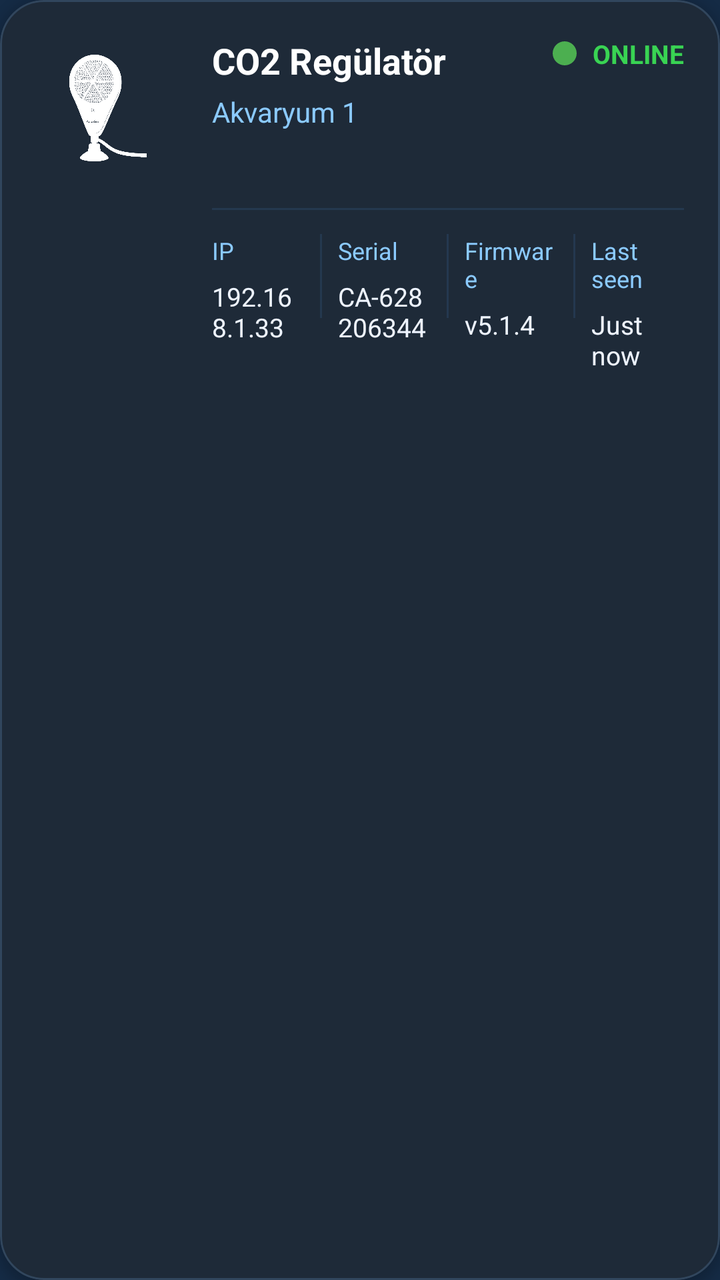
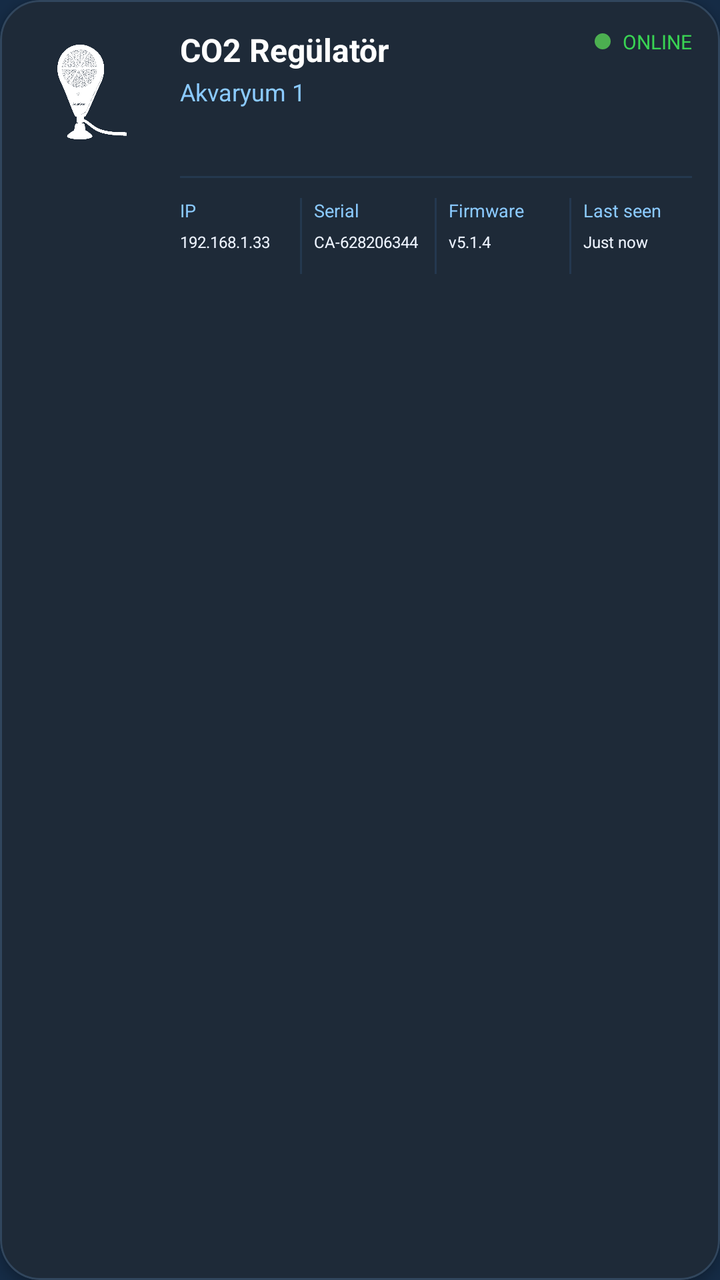

An Android layout rendered at two revisions. The XML below is the earlier revision; the diff shows what the commit changed to produce the second picture.
<!-- AndroidManifest.xml: application theme AppTheme -->
<!-- res/layout/item_device_status.xml -->
<?xml version="1.0" encoding="utf-8"?>
<com.google.android.material.card.MaterialCardView
    xmlns:android="http://schemas.android.com/apk/res/android"
    xmlns:app="http://schemas.android.com/apk/res-auto"
    android:id="@+id/cardDevice"
    android:layout_width="match_parent"
    android:layout_height="wrap_content"
    android:layout_marginHorizontal="5dp"
    android:layout_marginTop="10dp"
    android:layout_marginBottom="10dp"
    android:backgroundTint="#1E2A38"
    app:cardCornerRadius="22dp"
    app:cardElevation="3dp"
    app:strokeWidth="1dp"
    app:strokeColor="#31465D"
    android:clickable="true"
    android:focusable="true"
    android:foreground="?attr/selectableItemBackground">

    <RelativeLayout
        android:layout_width="match_parent"
        android:layout_height="wrap_content"
        android:padding="18dp">

        
        <ImageView
            android:id="@+id/ivDeviceIcon"
            android:layout_width="72dp"
            android:layout_height="72dp"
            android:src="@drawable/ic_device_aqua_ster"
            app:tint="@android:color/white"
            android:layout_alignParentStart="true"
            android:layout_alignParentTop="true" />

        
        <LinearLayout
            android:id="@+id/llDeviceInfo"
            android:layout_width="wrap_content"
            android:layout_height="wrap_content"
            android:orientation="vertical"
            android:layout_toEndOf="@id/ivDeviceIcon"
            android:layout_marginStart="16dp"
            android:layout_alignTop="@id/ivDeviceIcon">

            <TextView
                android:id="@+id/tvDeviceName"
                android:layout_width="wrap_content"
                android:layout_height="wrap_content"
                android:text="CO2 Regülatör"
                android:textColor="@android:color/white"
                android:textStyle="bold"
                android:textSize="18sp" />

            <TextView
                android:id="@+id/tvTankName"
                android:layout_width="wrap_content"
                android:layout_height="wrap_content"
                android:layout_marginTop="4dp"
                android:text="Akvaryum 1"
                android:textColor="#8BCAFF"
                android:textSize="14sp" />
        </LinearLayout>

        
        <LinearLayout
            android:id="@+id/llStatusContainer"
            android:layout_width="wrap_content"
            android:layout_height="wrap_content"
            android:orientation="horizontal"
            android:gravity="center_vertical"
            android:layout_alignParentEnd="true"
            android:layout_alignTop="@id/llDeviceInfo">

            <View
                android:id="@+id/viewStatusDot"
                android:layout_width="12dp"
                android:layout_height="12dp"
                android:background="@drawable/bg_online_dot" />

            <TextView
                android:id="@+id/tvStatus"
                android:layout_width="wrap_content"
                android:layout_height="wrap_content"
                android:layout_marginStart="8dp"
                android:text="ONLINE"
                android:textColor="#39D353"
                android:textSize="13sp"
                android:textStyle="bold" />

            <ImageView
                android:id="@+id/ivAlarm"
                android:layout_width="16dp"
                android:layout_height="16dp"
                android:layout_marginStart="6dp"
                android:src="@drawable/ic_alarm_red"
                android:visibility="gone" />
        </LinearLayout>

        
        <View
            android:id="@+id/viewMetaTopDivider"
            android:layout_width="match_parent"
            android:layout_height="1dp"
            android:layout_below="@id/ivDeviceIcon"
            android:layout_marginTop="14dp"
            android:layout_toEndOf="@id/ivDeviceIcon"
            android:layout_marginStart="16dp"
            android:background="#24384F" />

        
        <LinearLayout
            android:id="@+id/llDeviceMeta"
            android:layout_width="match_parent"
            android:layout_height="wrap_content"
            android:layout_below="@id/viewMetaTopDivider"
            android:layout_toEndOf="@id/ivDeviceIcon"
            android:layout_marginStart="16dp"
            android:layout_marginTop="12dp"
            android:orientation="horizontal"
            android:weightSum="4">

            
            <LinearLayout
                android:layout_width="0dp"
                android:layout_height="wrap_content"
                android:layout_weight="1"
                android:orientation="vertical">

                <TextView
                    android:id="@+id/tvIpTitle"
                    android:layout_width="wrap_content"
                    android:layout_height="wrap_content"
                    android:text="IP"
                    android:textColor="#8BCAFF"
                    android:textSize="12sp" />

                <TextView
                    android:id="@+id/tvIp"
                    android:layout_width="wrap_content"
                    android:layout_height="wrap_content"
                    android:layout_marginTop="6dp"
                    android:text="192.168.1.33"
                    android:textColor="#EEF4FF"
                    android:textSize="13sp"
                    android:textStyle="normal" />
            </LinearLayout>

            
            <View
                android:layout_width="1dp"
                android:layout_height="42dp"
                android:layout_marginHorizontal="8dp"
                android:background="#24384F" />

            
            <LinearLayout
                android:layout_width="0dp"
                android:layout_height="wrap_content"
                android:layout_weight="1"
                android:orientation="vertical">

                <TextView
                    android:id="@+id/tvSerialTitle"
                    android:layout_width="wrap_content"
                    android:layout_height="wrap_content"
                    android:text="Serial"
                    android:textColor="#8BCAFF"
                    android:textSize="12sp" />

                <TextView
                    android:id="@+id/tvSerial"
                    android:layout_width="wrap_content"
                    android:layout_height="wrap_content"
                    android:layout_marginTop="6dp"
                    android:text="CA-628206344"
                    android:textColor="#EEF4FF"
                    android:textSize="13sp"
                    android:textStyle="normal" />
            </LinearLayout>

            
            <View
                android:layout_width="1dp"
                android:layout_height="42dp"
                android:layout_marginHorizontal="8dp"
                android:background="#24384F" />

            
            <LinearLayout
                android:layout_width="0dp"
                android:layout_height="wrap_content"
                android:layout_weight="1"
                android:orientation="vertical">

                <TextView
                    android:id="@+id/tvFirmwareTitle"
                    android:layout_width="wrap_content"
                    android:layout_height="wrap_content"
                    android:text="Firmware"
                    android:textColor="#8BCAFF"
                    android:textSize="12sp" />

                <TextView
                    android:id="@+id/tvFirmware"
                    android:layout_width="wrap_content"
                    android:layout_height="wrap_content"
                    android:layout_marginTop="6dp"
                    android:text="v5.1.4"
                    android:textColor="#EEF4FF"
                    android:textSize="13sp"
                    android:textStyle="normal" />
            </LinearLayout>

            
            <View
                android:layout_width="1dp"
                android:layout_height="42dp"
                android:layout_marginHorizontal="8dp"
                android:background="#24384F" />

            
            <LinearLayout
                android:layout_width="0dp"
                android:layout_height="wrap_content"
                android:layout_weight="1"
                android:orientation="vertical">

                <TextView
                    android:id="@+id/tvLastSeenTitle"
                    android:layout_width="wrap_content"
                    android:layout_height="wrap_content"
                    android:text="Last seen"
                    android:textColor="#8BCAFF"
                    android:textSize="12sp" />

                <TextView
                    android:id="@+id/tvLastSeen"
                    android:layout_width="wrap_content"
                    android:layout_height="wrap_content"
                    android:layout_marginTop="6dp"
                    android:text="Just now"
                    android:textColor="#EEF4FF"
                    android:textSize="13sp"
                    android:textStyle="normal" />
            </LinearLayout>

        </LinearLayout>

    </RelativeLayout>
</com.google.android.material.card.MaterialCardView>
<!-- resources referenced by this layout -->
<resources>
  <!-- drawable bg_online_dot (drawable) -->
  <?xml version="1.0" encoding="utf-8"?>
  <shape xmlns:android="http://schemas.android.com/apk/res/android"
      android:shape="oval">
  
      <size
          android:width="8dp"
          android:height="8dp" />
  
      <solid android:color="#4CAF50"/>
  
  </shape>
  <!-- drawable ic_alarm_red (drawable) -->
  <vector xmlns:android="http://schemas.android.com/apk/res/android"
      android:width="20dp"
      android:height="20dp"
      android:viewportWidth="24"
      android:viewportHeight="24">
      <path
          android:fillColor="#FF3B30"
          android:pathData="M12,2C6.48,2 2,6.48 2,12s4.48,10 10,10 10,-4.48 10,-10S17.52,2 12,2zM13,17h-2v-2h2v2zM13,13h-2V7h2v6z"/>
  </vector>
  <!-- drawable ic_device_aqua_ster: png bitmap (drawable, 389859 bytes) -->
  <style name="AppTheme" parent="Theme.Material3.DayNight.NoActionBar">
  
          
          <item name="colorPrimary">@color/md_theme_light_primary</item>
          <item name="colorOnPrimary">@color/md_theme_light_onPrimary</item>
          <item name="colorSecondary">@color/md_theme_light_secondary</item>
          <item name="colorOnSecondary">@color/md_theme_light_onSecondary</item>
  
          
          <item name="android:colorBackground">@color/md_theme_light_background</item>
          <item name="colorSurface">@color/md_theme_light_surface</item>
          <item name="colorOnSurface">@color/md_theme_light_onSurface</item>
  
          
          <item name="colorSurfaceVariant">@color/md_theme_light_surfaceVariant</item>
          <item name="colorOnSurfaceVariant">@color/md_theme_light_onSurfaceVariant</item>
          <item name="colorOutline">@color/md_theme_light_outline</item>
          <item name="colorOutlineVariant">@color/md_theme_light_outlineVariant</item>
          <item name="colorError">@color/md_theme_light_error</item>
          <item name="colorOnError">@color/md_theme_light_onError</item>
  
          
          <item name="android:statusBarColor">@android:color/transparent</item>
          <item name="android:navigationBarColor">@android:color/black</item>
  
          
          <item name="android:windowLightStatusBar">true</item>
          <item name="android:windowLightNavigationBar">true</item>
  
          
          <item name="windowActionBar">false</item>
          <item name="android:windowNoTitle">true</item>
      </style>
  <color name="md_theme_light_primary">#2196F3</color>
  <color name="md_theme_light_onPrimary">#FFFFFF</color>
  <color name="md_theme_light_secondary">#4A6363</color>
  <color name="md_theme_light_onSecondary">#FFFFFF</color>
  <color name="md_theme_light_background">#152B45</color>
  <color name="md_theme_light_surface">#152B45</color>
  <color name="md_theme_light_onSurface">#E0E6ED</color>
  <color name="md_theme_light_surfaceVariant">#233042</color>
  <color name="md_theme_light_onSurfaceVariant">#5C6B75</color>
  <color name="md_theme_light_outline">#455A64</color>
  <color name="md_theme_light_outlineVariant">#37474F</color>
  <color name="md_theme_light_error">#D32F2F</color>
  <color name="md_theme_light_onError">#FFFFFF</color>
</resources>

<!-- the commit's change to res/layout/item_device_status.xml (unified diff, before → after) -->
@@ -6,10 +6,9 @@
     android:layout_width="match_parent"
     android:layout_height="wrap_content"
     android:layout_marginHorizontal="5dp"
-    android:layout_marginTop="10dp"
-    android:layout_marginBottom="10dp"
+    android:layout_marginVertical="8dp"
     android:backgroundTint="#1E2A38"
-    app:cardCornerRadius="22dp"
+    app:cardCornerRadius="20dp"
     app:cardElevation="3dp"
     app:strokeWidth="1dp"
     app:strokeColor="#31465D"
@@ -20,13 +19,13 @@
     <RelativeLayout
         android:layout_width="match_parent"
         android:layout_height="wrap_content"
-        android:padding="18dp">
+        android:padding="14dp">
 
         
         <ImageView
             android:id="@+id/ivDeviceIcon"
-            android:layout_width="72dp"
-            android:layout_height="72dp"
+            android:layout_width="64dp"
+            android:layout_height="64dp"
             android:src="@drawable/ic_device_aqua_ster"
             app:tint="@android:color/white"
             android:layout_alignParentStart="true"
@@ -39,7 +38,7 @@
             android:layout_height="wrap_content"
             android:orientation="vertical"
             android:layout_toEndOf="@id/ivDeviceIcon"
-            android:layout_marginStart="16dp"
+            android:layout_marginStart="12dp"
             android:layout_alignTop="@id/ivDeviceIcon">
 
             <TextView
@@ -49,16 +48,16 @@
                 android:text="CO2 Regülatör"
                 android:textColor="@android:color/white"
                 android:textStyle="bold"
-                android:textSize="18sp" />
+                android:textSize="16sp" />
 
             <TextView
                 android:id="@+id/tvTankName"
                 android:layout_width="wrap_content"
                 android:layout_height="wrap_content"
-                android:layout_marginTop="4dp"
+                android:layout_marginTop="2dp"
                 android:text="Akvaryum 1"
                 android:textColor="#8BCAFF"
-                android:textSize="14sp" />
+                android:textSize="12sp" />
         </LinearLayout>
 
         
@@ -73,25 +72,24 @@
 
             <View
                 android:id="@+id/viewStatusDot"
-                android:layout_width="12dp"
-                android:layout_height="12dp"
+                android:layout_width="8dp"
+                android:layout_height="8dp"
                 android:background="@drawable/bg_online_dot" />
 
             <TextView
                 android:id="@+id/tvStatus"
                 android:layout_width="wrap_content"
                 android:layout_height="wrap_content"
-                android:layout_marginStart="8dp"
+                android:layout_marginStart="6dp"
                 android:text="ONLINE"
                 android:textColor="#39D353"
-                android:textSize="13sp"
-                android:textStyle="bold" />
+                android:textSize="10sp"/>
 
             <ImageView
                 android:id="@+id/ivAlarm"
                 android:layout_width="16dp"
                 android:layout_height="16dp"
-                android:layout_marginStart="6dp"
+                android:layout_marginStart="4dp"
                 android:src="@drawable/ic_alarm_red"
                 android:visibility="gone" />
         </LinearLayout>
@@ -102,9 +100,9 @@
             android:layout_width="match_parent"
             android:layout_height="1dp"
             android:layout_below="@id/ivDeviceIcon"
-            android:layout_marginTop="14dp"
+            android:layout_marginTop="10dp"
             android:layout_toEndOf="@id/ivDeviceIcon"
-            android:layout_marginStart="16dp"
+            android:layout_marginStart="12dp"
             android:background="#24384F" />
 
         
@@ -114,8 +112,8 @@
             android:layout_height="wrap_content"
             android:layout_below="@id/viewMetaTopDivider"
             android:layout_toEndOf="@id/ivDeviceIcon"
-            android:layout_marginStart="16dp"
-            android:layout_marginTop="12dp"
+            android:layout_marginStart="12dp"
+            android:layout_marginTop="10dp"
             android:orientation="horizontal"
             android:weightSum="4">
 
@@ -132,24 +130,24 @@
                     android:layout_height="wrap_content"
                     android:text="IP"
                     android:textColor="#8BCAFF"
-                    android:textSize="12sp" />
+                    android:textSize="9sp" />
 
                 <TextView
                     android:id="@+id/tvIp"
                     android:layout_width="wrap_content"
                     android:layout_height="wrap_content"
-                    android:layout_marginTop="6dp"
+                    android:layout_marginTop="4dp"
                     android:text="192.168.1.33"
                     android:textColor="#EEF4FF"
-                    android:textSize="13sp"
+                    android:textSize="8sp"
                     android:textStyle="normal" />
             </LinearLayout>
 
             
             <View
                 android:layout_width="1dp"
-                android:layout_height="42dp"
-                android:layout_marginHorizontal="8dp"
+                android:layout_height="38dp"
+                android:layout_marginHorizontal="6dp"
                 android:background="#24384F" />
 
             
@@ -165,24 +163,24 @@
                     android:layout_height="wrap_content"
                     android:text="Serial"
                     android:textColor="#8BCAFF"
-                    android:textSize="12sp" />
+                    android:textSize="9sp" />
 
                 <TextView
                     android:id="@+id/tvSerial"
                     android:layout_width="wrap_content"
                     android:layout_height="wrap_content"
-                    android:layout_marginTop="6dp"
+                    android:layout_marginTop="4dp"
                     android:text="CA-628206344"
                     android:textColor="#EEF4FF"
-                    android:textSize="13sp"
+                    android:textSize="8sp"
                     android:textStyle="normal" />
             </LinearLayout>
 
             
             <View
                 android:layout_width="1dp"
-                android:layout_height="42dp"
-                android:layout_marginHorizontal="8dp"
+                android:layout_height="38dp"
+                android:layout_marginHorizontal="6dp"
                 android:background="#24384F" />
 
             
@@ -198,24 +196,24 @@
                     android:layout_height="wrap_content"
                     android:text="Firmware"
                     android:textColor="#8BCAFF"
-                    android:textSize="12sp" />
+                    android:textSize="9sp" />
 
                 <TextView
                     android:id="@+id/tvFirmware"
                     android:layout_width="wrap_content"
                     android:layout_height="wrap_content"
-                    android:layout_marginTop="6dp"
+                    android:layout_marginTop="4dp"
                     android:text="v5.1.4"
                     android:textColor="#EEF4FF"
-                    android:textSize="13sp"
+                    android:textSize="8sp"
                     android:textStyle="normal" />
             </LinearLayout>
 
             
             <View
                 android:layout_width="1dp"
-                android:layout_height="42dp"
-                android:layout_marginHorizontal="8dp"
+                android:layout_height="38dp"
+                android:layout_marginHorizontal="6dp"
                 android:background="#24384F" />
 
             
@@ -231,16 +229,16 @@
                     android:layout_height="wrap_content"
                     android:text="Last seen"
                     android:textColor="#8BCAFF"
-                    android:textSize="12sp" />
+                    android:textSize="9sp" />
 
                 <TextView
                     android:id="@+id/tvLastSeen"
                     android:layout_width="wrap_content"
                     android:layout_height="wrap_content"
-                    android:layout_marginTop="6dp"
+                    android:layout_marginTop="4dp"
                     android:text="Just now"
                     android:textColor="#EEF4FF"
-                    android:textSize="13sp"
+                    android:textSize="8sp"
                     android:textStyle="normal" />
             </LinearLayout>
 
